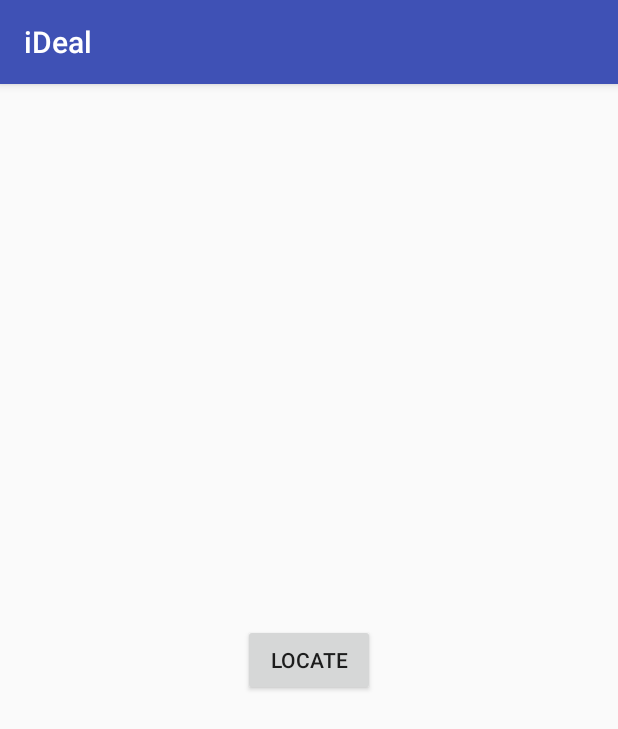
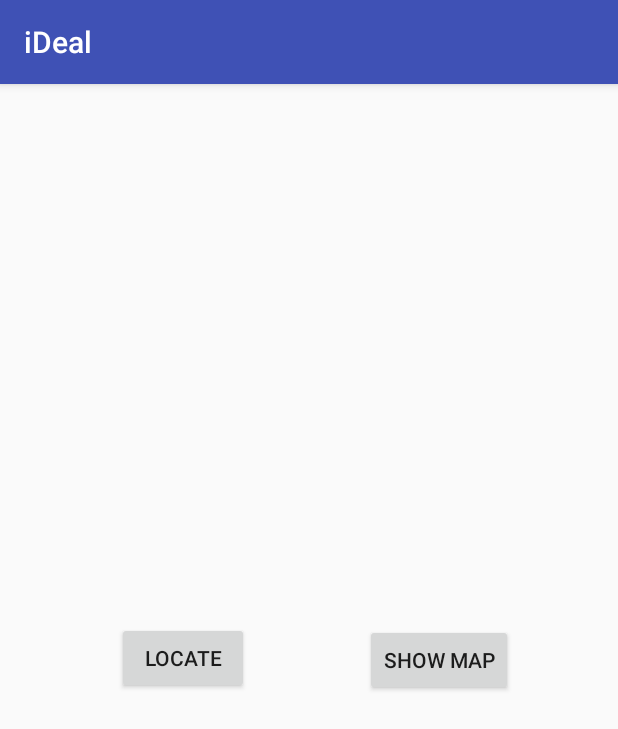
Before and after one commit to iDeal-wjc/iDeal-Android, an Android app: the screen it shows after launch (MainActivity), on a phone screen of 412 x 824 dp. Shown: the top 729 px of the screen. Run offline under Robolectric (Android 15) with nearby library versions, the phone set to English and light mode, and no system bars; libraries missing offline, so code that uses them is left out: com.amap.api.

Commit message:
高德地图显示marker

```diff
--- a/app/src/main/AndroidManifest.xml
+++ b/app/src/main/AndroidManifest.xml
@@ -35,15 +35,17 @@
         <meta-data
             android:name="com.amap.api.v2.apikey"
             android:value="168feeafe6c78cf8beaaab2a25979027" />
-        <activity android:name=".MainActivity">
+        <activity android:name=".activity.MainActivity">
             <intent-filter>
                 <action android:name="android.intent.action.MAIN" />
 
                 <category android:name="android.intent.category.LAUNCHER" />
             </intent-filter>
         </activity>
+        <activity android:name=".activity.AmapActivity">
+        </activity>
 
-        <service android:name="com.amap.api.location.APSService"></service>
+        <service android:name="com.amap.api.location.APSService" />
     </application>
 
 </manifest>
--- /dev/null
+++ b/app/src/main/res/drawable/ic_red_map_marker.xml
@@ -0,0 +1,5 @@
+<vector android:autoMirrored="true" android:height="24dp"
+    android:viewportHeight="512" android:viewportWidth="512"
+    android:width="24dp" xmlns:android="http://schemas.android.com/apk/res/android">
+    <path android:fillColor="#D80027" android:pathData="M256,0C167.641,0 96,71.625 96,160c0,24.75 5.625,48.219 15.672,69.125C112.234,230.313 256,512 256,512l142.594,-279.375C409.719,210.844 416,186.156 416,160C416,71.625 344.375,0 256,0zM256,256c-53.016,0 -96,-43 -96,-96s42.984,-96 96,-96c53,0 96,43 96,96S309,256 256,256z"/>
+</vector>
--- a/app/src/main/res/layout/activity_main.xml
+++ b/app/src/main/res/layout/activity_main.xml
@@ -4,7 +4,7 @@
     xmlns:tools="http://schemas.android.com/tools"
     android:layout_width="match_parent"
     android:layout_height="match_parent"
-    tools:context=".MainActivity">
+    tools:context=".activity.MainActivity">
 
     <Button
         android:id="@+id/button_locate"
@@ -16,8 +16,23 @@
         android:layout_marginTop="8dp"
         android:text="Locate"
         app:layout_constraintBottom_toBottomOf="parent"
+        app:layout_constraintEnd_toStartOf="@+id/button_show_map"
+        app:layout_constraintHorizontal_bias="0.5"
+        app:layout_constraintStart_toStartOf="parent"
+        app:layout_constraintTop_toTopOf="parent"
+        app:layout_constraintVertical_bias="0.498" />
+
+    <Button
+        android:id="@+id/button_show_map"
+        android:layout_width="wrap_content"
+        android:layout_height="wrap_content"
+        android:layout_marginBottom="8dp"
+        android:layout_marginTop="8dp"
+        android:text="Show map"
+        app:layout_constraintBottom_toBottomOf="parent"
         app:layout_constraintEnd_toEndOf="parent"
-        app:layout_constraintStart_toStartOf="parent"
+        app:layout_constraintHorizontal_bias="0.5"
+        app:layout_constraintStart_toEndOf="@+id/button_locate"
         app:layout_constraintTop_toTopOf="parent" />
 
 </android.support.constraint.ConstraintLayout>
```
Also changed, not shown: app/src/main/java/com/ideal/test/ideal/activity/AmapActivity.kt (added, +49 -0 lines), app/src/main/java/com/ideal/test/ideal/activity/MainActivity.kt (renamed from app/src/main/java/com/ideal/test/ideal/MainActivity.kt, +19 -3 lines), app/src/main/res/layout/activity_amap.xml (added, +14 -0 lines).
